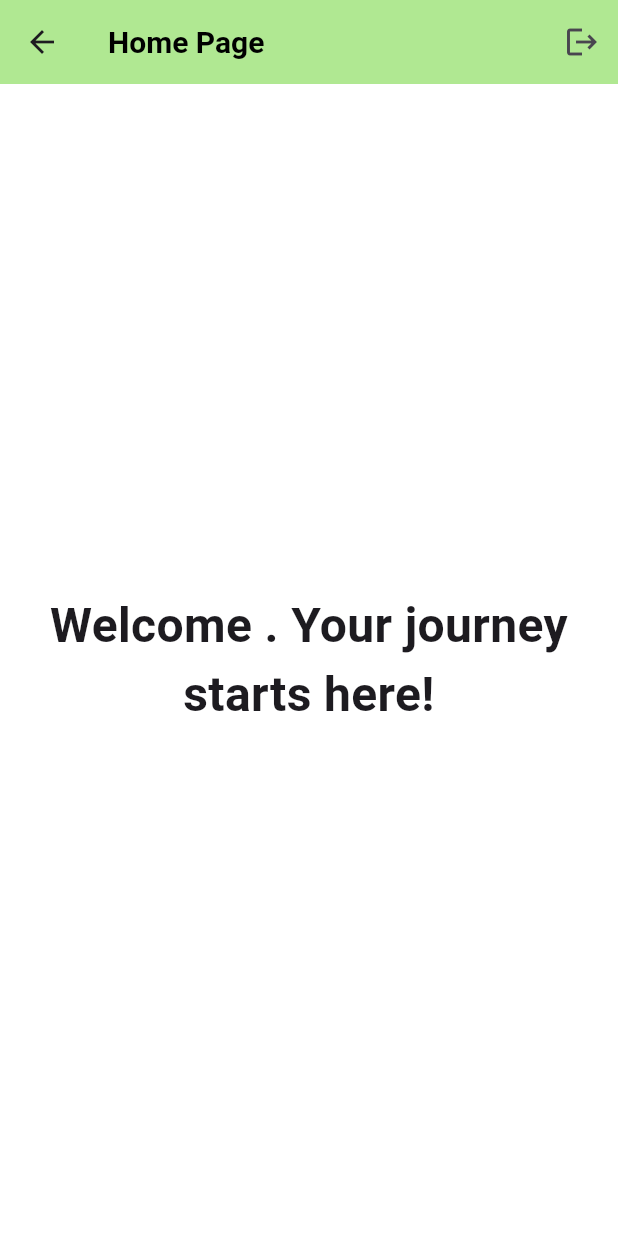
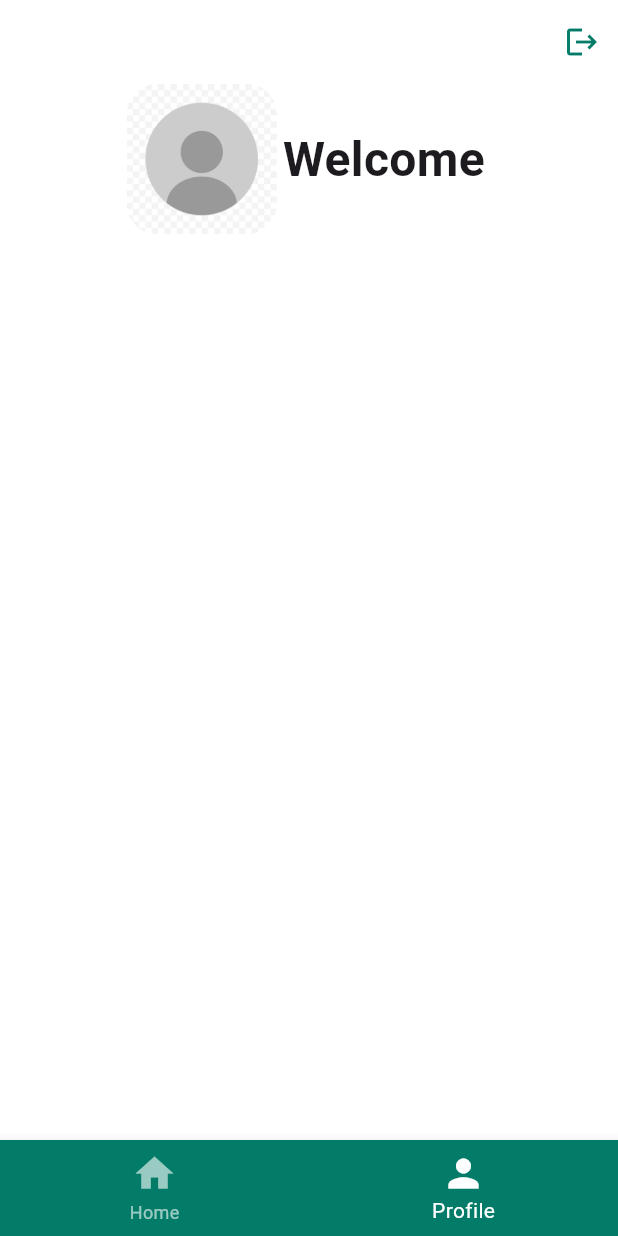
Before and after one commit to zeynepgokdogan/medicine_reminder, a Flutter app: the screen it shows once a user with an empty profile is signed in, on a phone screen of 412 x 824 dp. Run offline on Flutter 3.47's test engine with Material 3 defaults, Android fonts, the phone set to English and light mode, and no system bars; our stand-ins replace cloud_firestore, firebase_auth, firebase_core; accounts and stored records are empty; network calls fail.

Commit message:
add profile page and navbar

```diff
--- a/lib/core/auth/auth_page.dart
+++ b/lib/core/auth/auth_page.dart
@@ -1,7 +1,9 @@
 import 'package:firebase_auth/firebase_auth.dart';
 import 'package:flutter/material.dart';
+import 'package:medicine_reminder/core/navigation/custom_navigation_bar.dart';
 import 'package:medicine_reminder/feature/homepage/view/home_page.dart';
 import 'package:medicine_reminder/feature/login/view/login_page.dart';
+import 'package:medicine_reminder/feature/profilepage/view/profile_page.dart';
 
 class AuthPage extends StatelessWidget {
   const AuthPage({super.key});
@@ -21,7 +23,7 @@ class AuthPage extends StatelessWidget {
 
             if (userId != null) {
               debugPrint('User ID: $userId');
-              return const HomePage();
+              return CustomNavigationBar();
             } else {
               return const Center(child: Text('Kullanıcı ID alınamadı!'));
             }
--- /dev/null
+++ b/lib/core/navigation/custom_navigation_bar.dart
@@ -0,0 +1,51 @@
+import 'package:flutter/material.dart';
+import 'package:medicine_reminder/core/theme/colors.dart';
+import 'package:medicine_reminder/feature/homepage/view/home_page.dart';
+import 'package:medicine_reminder/feature/profilepage/view/profile_page.dart';
+
+class CustomNavigationBar extends StatefulWidget {
+  const CustomNavigationBar({super.key});
+
+  @override
+  State<CustomNavigationBar> createState() => _CustomNavigationBarState();
+}
+
+class _CustomNavigationBarState extends State<CustomNavigationBar> {
+  int _pageIndex = 1;
+
+  final _pages = [
+    const HomePage(),
+    const ProfilePage(),
+  ];
+
+  @override
+  Widget build(BuildContext context) {
+    return Scaffold(
+      body: IndexedStack(
+        index: _pageIndex,
+        children: _pages,
+      ),
+      bottomNavigationBar: BottomNavigationBar(
+        backgroundColor: AppColors.primaryColor,
+        currentIndex: _pageIndex,
+        unselectedItemColor: Colors.white60,
+        selectedItemColor: Colors.white,
+        onTap: (int index) {
+          setState(() {
+            _pageIndex = index;
+          });
+        },
+        items: const [
+          BottomNavigationBarItem(
+            icon: Icon(Icons.home, size: 30),
+            label: 'Home',
+          ),
+          BottomNavigationBarItem(
+            icon: Icon(Icons.person, size: 30),
+            label: 'Profile',
+          ),
+        ],
+      ),
+    );
+  }
+}
--- a/lib/core/theme/colors.dart
+++ b/lib/core/theme/colors.dart
@@ -3,8 +3,6 @@ import 'package:flutter/material.dart';
 class AppColors {
   static const Color primaryColor = Color(0xFF027c68);
   static const Color secondaryColor = Color(0xFF003333);
-
   static const Color green = Color(0xFFb0e892);
-
   static const Color red = Colors.red;
 }
--- a/lib/core/widget/custom_button.dart
+++ b/lib/core/widget/custom_button.dart
@@ -13,7 +13,7 @@ class CustomButton extends StatelessWidget {
     required this.onPressed,
     required this.text,
     this.color = AppColors.primaryColor,
-    this.width = 400,
+    this.width = 200,
     this.height = 58,
   });
 
--- a/lib/feature/homepage/view/home_page.dart
+++ b/lib/feature/homepage/view/home_page.dart
@@ -29,17 +29,15 @@ class _HomePageState extends State<HomePage> {
     final viewModel = Provider.of<HomeViewmodel>(context);
     return Scaffold(
       appBar: AppBar(
-        backgroundColor: AppColors.green,
-        leading: IconButton(
-          icon: const Icon(Icons.arrow_back),
-          onPressed: () {
-            Navigator.pop(context);
-          },
+        backgroundColor: AppColors.primaryColor,
+        title: const Text(
+          "Home Page",
+          style: TextStyle(color: Colors.white),
         ),
-        title: const Text("Home Page"),
         actions: [
           IconButton(
             icon: const Icon(Icons.logout),
+            color: Colors.white,
             onPressed: () {
               viewModel.signOut(context);
             },
--- a/lib/feature/login/view/login_page.dart
+++ b/lib/feature/login/view/login_page.dart
@@ -39,7 +39,7 @@ class _LoginPageState extends State<LoginPage> {
                     fit: BoxFit.cover,
                   ),
                 ),
-                const SizedBox(height: 50),
+                const SizedBox(height: 40),
                 CustomTextField(
                   controller: mailController,
                   hintText: 'E-posta',
@@ -49,7 +49,7 @@ class _LoginPageState extends State<LoginPage> {
                   hintText: 'Şifre',
                   obscureText: true,
                 ),
-                SizedBox(height: size.height * 0.01),
+                SizedBox(height: 40),
                 CustomButton(
                   onPressed: () {
                     if (_formKey.currentState!.validate()) {
--- /dev/null
+++ b/lib/feature/profilepage/model/profile_model.dart
@@ -0,0 +1,17 @@
+class ProfileModel {
+  final String name;
+
+  ProfileModel({required this.name});
+
+  factory ProfileModel.fromMap(Map<String, dynamic> map) {
+    return ProfileModel(
+      name: map['firstName'] ?? '-',
+    );
+  }
+
+  Map<String, dynamic> toMap() {
+    return {
+      'name': name,
+    };
+  }
+}
--- /dev/null
+++ b/lib/feature/profilepage/service/profile_service.dart
@@ -0,0 +1,26 @@
+import 'package:cloud_firestore/cloud_firestore.dart';
+import 'package:flutter/material.dart';
+import 'package:medicine_reminder/feature/profilepage/model/profile_model.dart';
+
+class ProfileService {
+  final FirebaseFirestore _firestore = FirebaseFirestore.instance;
+
+  Future<ProfileModel> getProfileModel(String userId) async {
+    try {
+      DocumentSnapshot userDoc =
+          await _firestore.collection('users').doc(userId).get();
+
+      //debugPrint('Fetched Firestore Data: ${userDoc.data()}');
+
+      if (userDoc.exists && userDoc.data() != null) {
+        return ProfileModel.fromMap(userDoc.data() as Map<String, dynamic>);
+      } else {
+        debugPrint('User profile not found for userId: $userId');
+        throw Exception('User profile not found');
+      }
+    } catch (e) {
+      debugPrint('Error in getUserProfile: $e');
+      rethrow;
+    }
+  }
+}
--- /dev/null
+++ b/lib/feature/profilepage/view/profile_page.dart
@@ -0,0 +1,79 @@
+import 'package:firebase_auth/firebase_auth.dart';
+import 'package:flutter/material.dart';
+import 'package:medicine_reminder/core/theme/colors.dart';
+import 'package:medicine_reminder/feature/profilepage/viewmodel/profile_viewmodel.dart';
+import 'package:provider/provider.dart';
+
+class ProfilePage extends StatefulWidget {
+  const ProfilePage({super.key});
+
+  @override
+  State<ProfilePage> createState() => ProfilePageState();
+}
+
+class ProfilePageState extends State<ProfilePage> {
+  @override
+  void initState() {
+    super.initState();
+    final userId = FirebaseAuth.instance.currentUser?.uid;
+    WidgetsBinding.instance.addPostFrameCallback((_) {
+      if (userId != null) {
+        Provider.of<ProfileViewmodel>(context, listen: false)
+            .fetchProfileModel(userId);
+      }
+    });
+  }
+
+  @override
+  Widget build(BuildContext context) {
+    final viewModel = Provider.of<ProfileViewmodel>(context);
+    return Scaffold(
+      appBar: AppBar(
+        actions: [
+          IconButton(
+            icon: const Icon(Icons.logout),
+            color: AppColors.primaryColor,
+            onPressed: () {
+              viewModel.signOut(context);
+            },
+          ),
+        ],
+      ),
+      body: Center(
+        child: Consumer<ProfileViewmodel>(
+          builder: (context, viewModel, child) {
+            return Column(
+              mainAxisAlignment: MainAxisAlignment.start,
+              children: [
+                Row(
+                  mainAxisAlignment: MainAxisAlignment.center,
+                  children: [
+                    ClipRRect(
+                      borderRadius: BorderRadius.circular(20),
+                      child: Image.asset(
+                        'assets/images/zeynep.jpg',
+                        height: 100,
+                        width: 100,
+                        fit: BoxFit.cover,
+                      ),
+                    ),
+                    Text(
+                      viewModel.name != null
+                          ? 'Welcome ${viewModel.name}'
+                          : 'Welcome !',
+                      textAlign: TextAlign.center,
+                      style: const TextStyle(
+                        fontSize: 32,
+                        fontWeight: FontWeight.bold,
+                      ),
+                    ),
+                  ],
+                ),
+              ],
+            );
+          },
+        ),
+      ),
+    );
+  }
+}
--- /dev/null
+++ b/lib/feature/profilepage/viewmodel/profile_viewmodel.dart
@@ -0,0 +1,47 @@
+// ignore_for_file: use_build_context_synchronously
+
+import 'package:firebase_auth/firebase_auth.dart';
+import 'package:flutter/material.dart';
+import 'package:medicine_reminder/feature/login/view/login_page.dart';
+import 'package:medicine_reminder/feature/profilepage/model/profile_model.dart';
+import 'package:medicine_reminder/feature/profilepage/service/profile_service.dart';
+
+class ProfileViewmodel extends ChangeNotifier {
+  final ProfileService _profileService = ProfileService();
+  String? _name;
+  bool _isLoading = true;
+
+  String? get name => _name;
+  bool get isLoading => _isLoading;
+
+  Future<void> fetchProfileModel(String userId) async {
+    try {
+      _isLoading = true;
+      notifyListeners();
+      ProfileModel profileModel = await _profileService.getProfileModel(userId);
+
+      _name = profileModel.name;
+    } catch (e) {
+      debugPrint('Error fetching profile: $e');
+    } finally {
+      _isLoading = false;
+      notifyListeners();
+    }
+  }
+
+  Future<void> signOut(BuildContext context) async {
+    try {
+      await FirebaseAuth.instance.signOut();
+
+      Navigator.pushReplacement(
+        context,
+        MaterialPageRoute(builder: (context) => const LoginPage()),
+      );
+    } catch (e) {
+      // Hata durumunda mesaj göster
+      ScaffoldMessenger.of(context).showSnackBar(
+        SnackBar(content: Text('Sign-out failed: $e')),
+      );
+    }
+  }
+}
--- a/lib/feature/register/view/register_page.dart
+++ b/lib/feature/register/view/register_page.dart
@@ -27,7 +27,6 @@ class RegisterPage extends StatelessWidget {
             padding: const EdgeInsets.all(24.0),
             child: Form(
               child: Column(
-                crossAxisAlignment: CrossAxisAlignment.stretch,
                 children: [
                   const SizedBox(height: 100),
                   Text(
--- a/lib/main.dart
+++ b/lib/main.dart
@@ -2,6 +2,7 @@ import 'package:flutter/material.dart';
 import 'package:firebase_core/firebase_core.dart';
 import 'package:medicine_reminder/core/auth/auth_page.dart';
 import 'package:medicine_reminder/feature/homepage/viewmodel/home_viewmodel.dart';
+import 'package:medicine_reminder/feature/profilepage/viewmodel/profile_viewmodel.dart';
 import 'package:medicine_reminder/feature/register/viewmodel/register_viewmodel.dart';
 import 'package:provider/provider.dart';
 import 'firebase_options.dart';
@@ -23,6 +24,7 @@ class MyApp extends StatelessWidget {
       providers: [
         ChangeNotifierProvider(create: (_) => RegisterViewModel()),
         ChangeNotifierProvider(create: (_) => HomeViewmodel()),
+        ChangeNotifierProvider(create: (_) => ProfileViewmodel()),
       ],
       child: MaterialApp(
         debugShowCheckedModeBanner: false,
--- a/pubspec.yaml
+++ b/pubspec.yaml
@@ -30,3 +30,4 @@ flutter:
   # To add assets to your application, add an assets section, like this:
   assets:
     - assets/images/logo.png
+    - assets/images/zeynep.jpg
```
Also changed, not shown: lib/feature/login/service/login_service.dart (+1 -7 lines), assets/images/zeynep.jpg (added), lib/core/navigation/nav_bar.dart (deleted), 11 other files.
